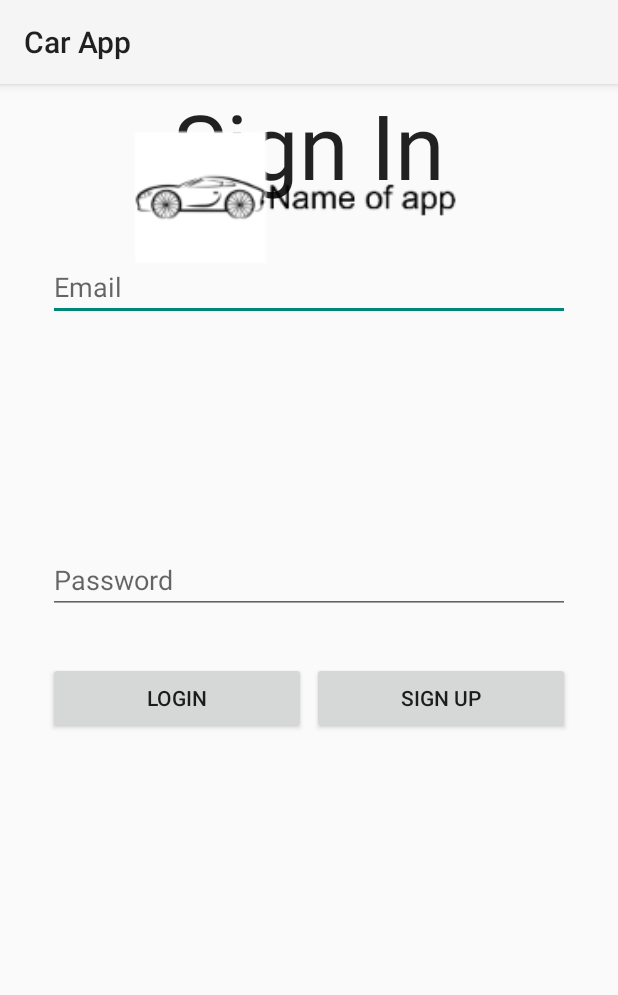
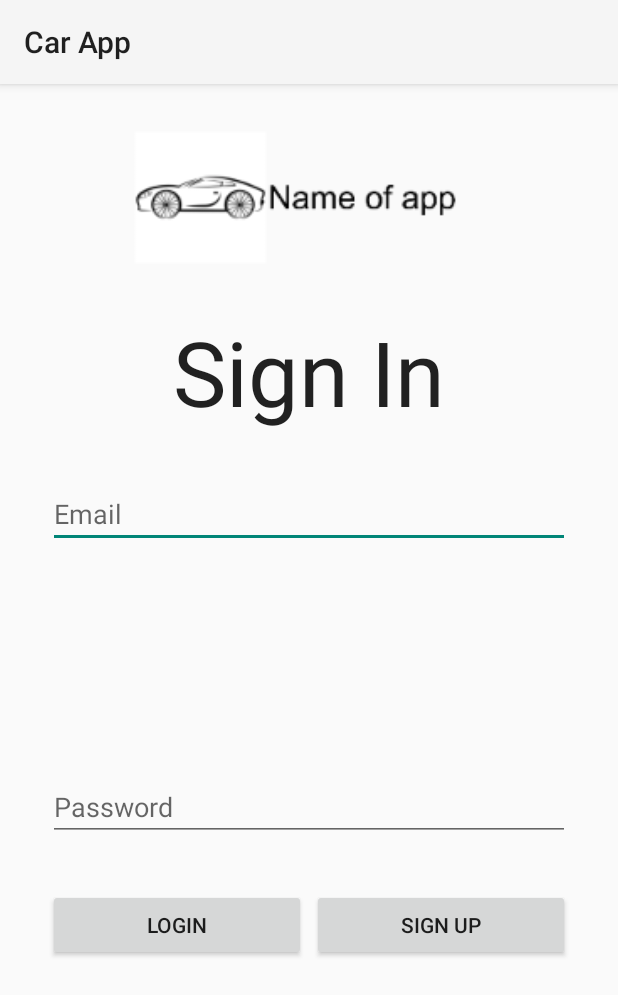
Before and after one commit to ntrambitas12/AndroidCarControlApp, an Android app: the screen it shows after launch (LoginActivity), on a phone screen of 412 x 824 dp. Shown: the top 995 px of the screen. Run offline under Robolectric (Android 15) with nearby library versions, the phone set to English and light mode, and no system bars; our stand-ins replace Firebase (no records; nobody signed in at launch, a user with empty details on screens opened directly).

Commit message:
fixed constraints on view

```diff
--- a/app/src/main/res/layout/login_activity.xml
+++ b/app/src/main/res/layout/login_activity.xml
@@ -4,19 +4,6 @@
     xmlns:tools="http://schemas.android.com/tools"
     android:layout_width="match_parent"
     android:layout_height="match_parent">
-
-    <androidx.fragment.app.FragmentContainerView
-        android:id="@+id/nav_host_fragment"
-        android:name="androidx.navigation.fragment.NavHostFragment"
-        android:layout_width="0dp"
-        android:layout_height="0dp"
-        app:layout_constraintLeft_toLeftOf="parent"
-        app:layout_constraintRight_toRightOf="parent"
-        app:layout_constraintTop_toTopOf="parent"
-        app:layout_constraintBottom_toBottomOf="parent"
-        app:defaultNavHost="true"
-        app:navGraph="@navigation/navigationgraph" />
-
 
     <ImageView
         android:id="@+id/imageView"
@@ -27,16 +14,17 @@
         app:layout_constraintTop_toTopOf="parent"
         app:srcCompat="@mipmap/ic_banner_foreground" />
 
-    <FrameLayout
-        android:id="@+id/fragmentContent"
+    <androidx.fragment.app.FragmentContainerView
+        android:id="@+id/nav_host_fragment"
+        android:name="androidx.navigation.fragment.NavHostFragment"
         android:layout_width="0dp"
         android:layout_height="0dp"
         app:layout_constraintBottom_toBottomOf="parent"
         app:layout_constraintEnd_toEndOf="parent"
         app:layout_constraintStart_toStartOf="parent"
-        app:layout_constraintTop_toBottomOf="@+id/imageView">
-
-    </FrameLayout>
+        app:layout_constraintTop_toBottomOf="@+id/imageView"
+        app:defaultNavHost="true"
+        app:navGraph="@navigation/navigationgraph" />
 
 
 </androidx.constraintlayout.widget.ConstraintLayout>
```
